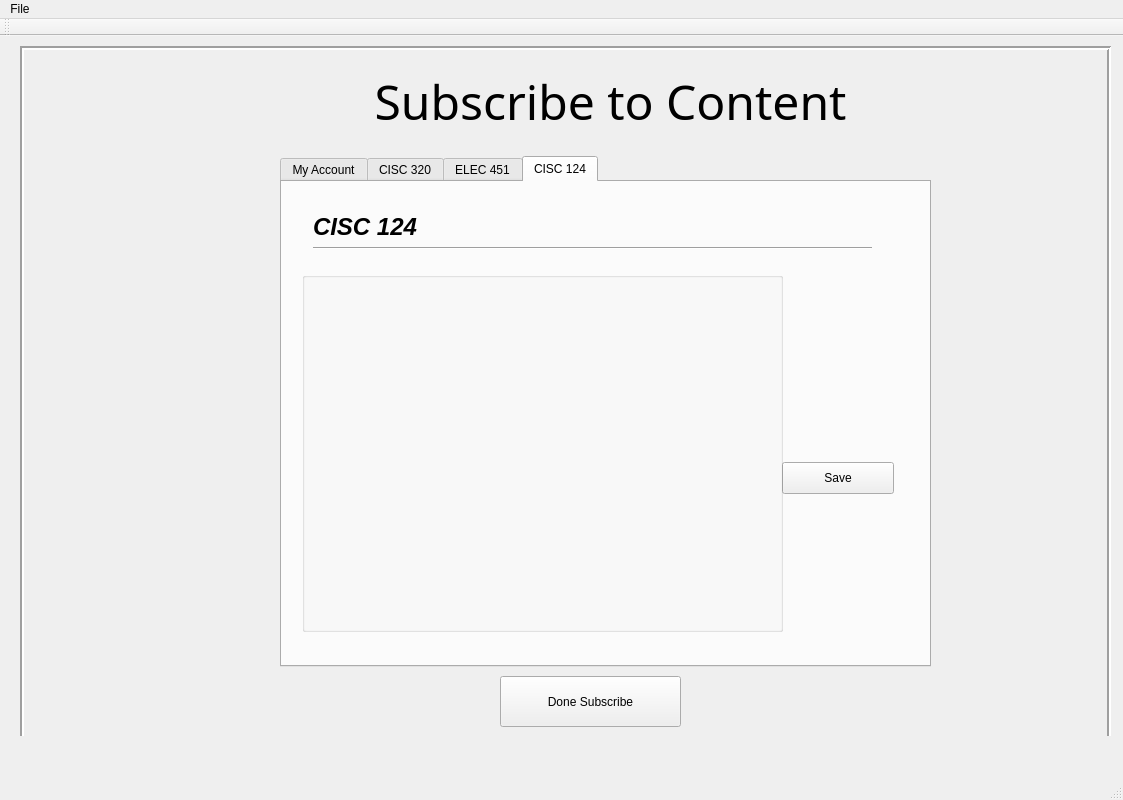
The window that GUIProject/QtGUI/Mainwindow.ui (johan1252/QNoteGet) describes before a commit, drawn with Qt 5.
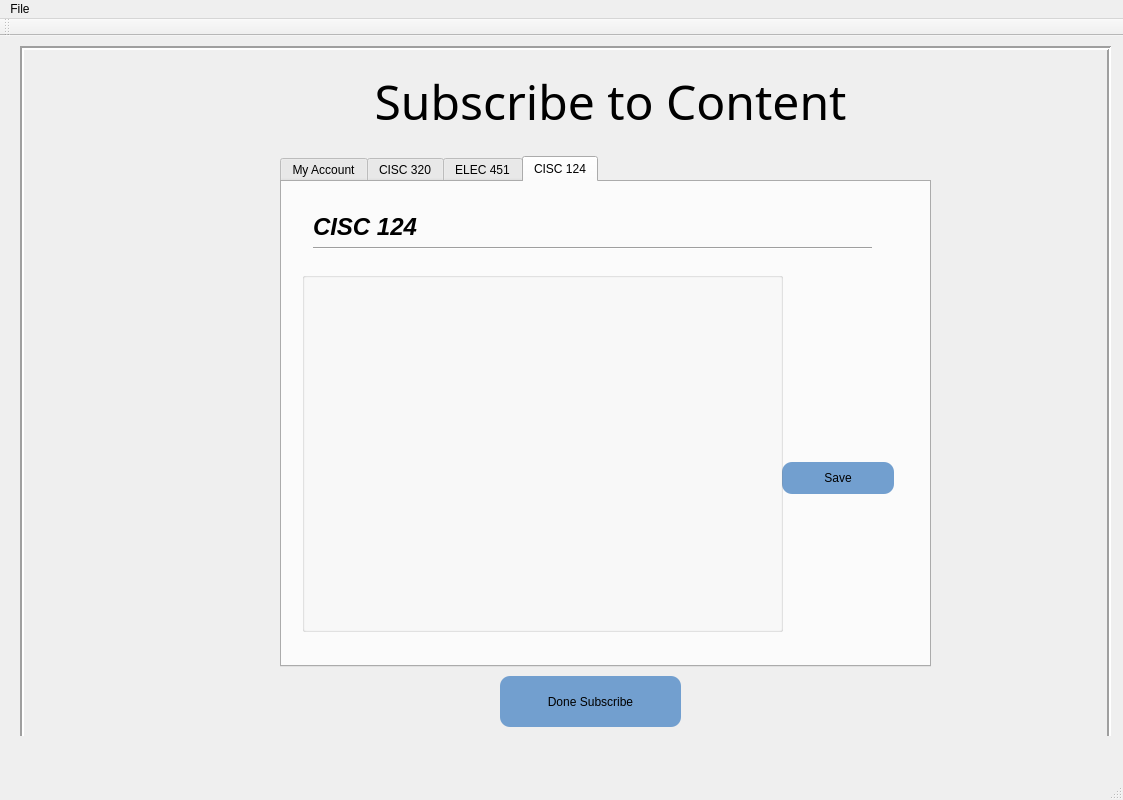
The same window after the commit. The open tabs and pages were chosen to show the change. Icons and pictures are not drawn.

Commit message: Adding blue buttons for now

```diff
--- a/GUIProject/QtGUI/Mainwindow.ui
+++ b/GUIProject/QtGUI/Mainwindow.ui
@@ -672,6 +672,10 @@
          <height>51</height>
         </rect>
        </property>
+       <property name="styleSheet">
+        <string notr="true">background-color: rgb(114, 159, 207);
+border-radius: 10px;</string>
+       </property>
        <property name="text">
         <string>Done Subscribe</string>
        </property>
@@ -972,6 +976,10 @@
            <height>32</height>
           </rect>
          </property>
+         <property name="styleSheet">
+          <string notr="true">background-color: rgb(114, 159, 207);
+border-radius: 10px;</string>
+         </property>
          <property name="text">
           <string>Save</string>
          </property>
```
Left out of the diff: 41 changed lines with no effect on the pictures. The commit also changes 1 other file.
